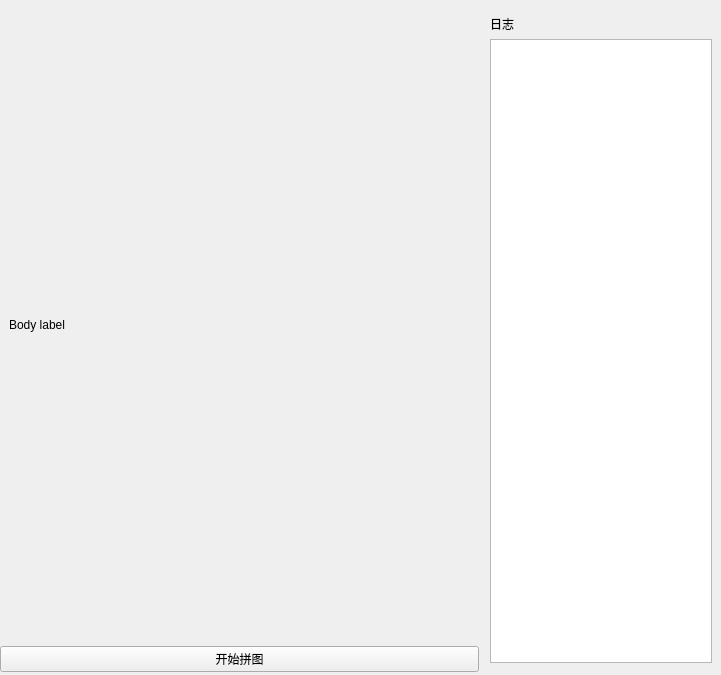
Old version of the form app/ui/additional_features_interface.ui in the repository LaoZhuJackson/SnowbreakAutoAssistant.
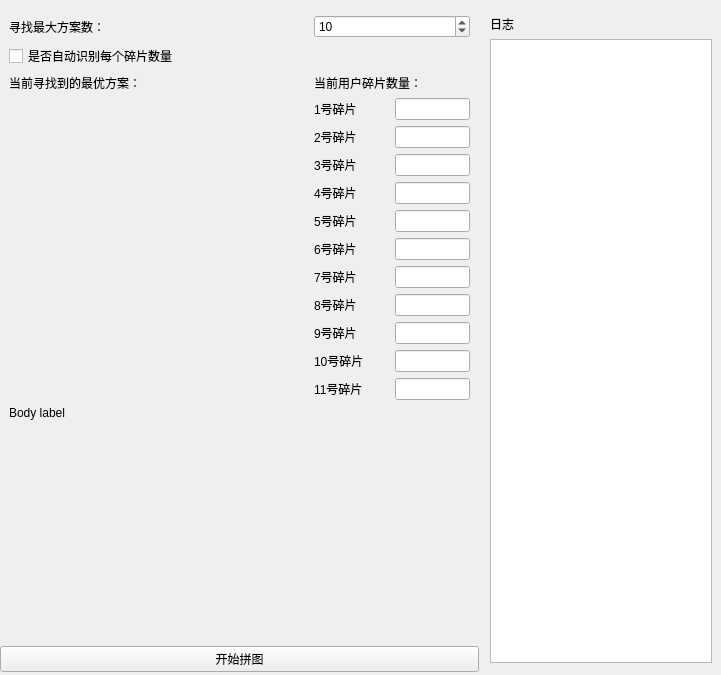
New version of the form. Custom widgets are drawn as their Qt base class.

Commit message: 实现自动识别更新信源解析碎片数量，实现方案评分，最优方案展示

What changed in the file:
```diff
--- a/app/ui/additional_features_interface.ui
+++ b/app/ui/additional_features_interface.ui
@@ -351,14 +351,191 @@
                 </property>
                 <item row="0" column="0">
                     <widget class="SimpleCardWidget" name="SimpleCardWidget_jigsaw">
-                        <layout class="QGridLayout" name="gridLayout_10">
-                            <item row="0" column="0">
+                        <layout class="QGridLayout" name="gridLayout_10" columnstretch="4,1,1">
+                            <item row="13" column="2">
+                                <widget class="LineEdit" name="LineEdit_jigsaw_piece_11"/>
+                            </item>
+                            <item row="0" column="1" colspan="2">
+                                <widget class="SpinBox" name="SpinBox_max_solutions">
+                                    <property name="minimum">
+                                        <number>1</number>
+                                    </property>
+                                    <property name="maximum">
+                                        <number>200</number>
+                                    </property>
+                                    <property name="value">
+                                        <number>10</number>
+                                    </property>
+                                </widget>
+                            </item>
+                            <item row="14" column="0" colspan="3">
                                 <widget class="BodyLabel" name="BodyLabel_tip_jigsaw">
                                     <property name="text">
                                         <string>Body label</string>
                                     </property>
                                     <property name="textFormat">
                                         <enum>Qt::MarkdownText</enum>
+                                    </property>
+                                    <property name="wordWrap">
+                                        <bool>true</bool>
+                                    </property>
+                                </widget>
+                            </item>
+                            <item row="3" column="0" rowspan="11">
+                                <widget class="PixmapLabel" name="PixmapLabel_best_solution">
+                                    <property name="minimumSize">
+                                        <size>
+                                            <width>250</width>
+                                            <height>200</height>
+                                        </size>
+                                    </property>
+                                </widget>
+                            </item>
+                            <item row="0" column="0">
+                                <widget class="BodyLabel" name="BodyLabel_3">
+                                    <property name="text">
+                                        <string>寻找最大方案数：</string>
+                                    </property>
+                                </widget>
+                            </item>
+                            <item row="12" column="1">
+                                <widget class="BodyLabel" name="BodyLabel_19">
+                                    <property name="text">
+                                        <string>10号碎片</string>
+                                    </property>
+                                </widget>
+                            </item>
+                            <item row="11" column="1">
+                                <widget class="BodyLabel" name="BodyLabel_18">
+                                    <property name="text">
+                                        <string>9号碎片</string>
+                                    </property>
+                                </widget>
+                            </item>
+                            <item row="11" column="2">
+                                <widget class="LineEdit" name="LineEdit_jigsaw_piece_9"/>
+                            </item>
+                            <item row="10" column="1">
+                                <widget class="BodyLabel" name="BodyLabel_17">
+                                    <property name="text">
+                                        <string>8号碎片</string>
+                                    </property>
+                                </widget>
+                            </item>
+                            <item row="3" column="1">
+                                <widget class="BodyLabel" name="BodyLabel_10">
+                                    <property name="text">
+                                        <string>1号碎片</string>
+                                    </property>
+                                </widget>
+                            </item>
+                            <item row="6" column="2">
+                                <widget class="LineEdit" name="LineEdit_jigsaw_piece_4"/>
+                            </item>
+                            <item row="5" column="2">
+                                <widget class="LineEdit" name="LineEdit_jigsaw_piece_3"/>
+                            </item>
+                            <item row="13" column="1">
+                                <widget class="BodyLabel" name="BodyLabel_20">
+                                    <property name="text">
+                                        <string>11号碎片</string>
+                                    </property>
+                                </widget>
+                            </item>
+                            <item row="15" column="0">
+                                <spacer name="verticalSpacer_5">
+                                    <property name="orientation">
+                                        <enum>Qt::Vertical</enum>
+                                    </property>
+                                    <property name="sizeHint" stdset="0">
+                                        <size>
+                                            <width>20</width>
+                                            <height>40</height>
+                                        </size>
+                                    </property>
+                                </spacer>
+                            </item>
+                            <item row="3" column="2">
+                                <widget class="LineEdit" name="LineEdit_jigsaw_piece_1"/>
+                            </item>
+                            <item row="2" column="0">
+                                <widget class="BodyLabel" name="BodyLabel_8">
+                                    <property name="text">
+                                        <string>当前寻找到的最优方案：</string>
+                                    </property>
+                                </widget>
+                            </item>
+                            <item row="4" column="1">
+                                <widget class="BodyLabel" name="BodyLabel_11">
+                                    <property name="text">
+                                        <string>2号碎片</string>
+                                    </property>
+                                </widget>
+                            </item>
+                            <item row="7" column="2">
+                                <widget class="LineEdit" name="LineEdit_jigsaw_piece_5"/>
+                            </item>
+                            <item row="4" column="2">
+                                <widget class="LineEdit" name="LineEdit_jigsaw_piece_2"/>
+                            </item>
+                            <item row="5" column="1">
+                                <widget class="BodyLabel" name="BodyLabel_12">
+                                    <property name="text">
+                                        <string>3号碎片</string>
+                                    </property>
+                                </widget>
+                            </item>
+                            <item row="8" column="2">
+                                <widget class="LineEdit" name="LineEdit_jigsaw_piece_6"/>
+                            </item>
+                            <item row="9" column="2">
+                                <widget class="LineEdit" name="LineEdit_jigsaw_piece_7"/>
+                            </item>
+                            <item row="6" column="1">
+                                <widget class="BodyLabel" name="BodyLabel_13">
+                                    <property name="text">
+                                        <string>4号碎片</string>
+                                    </property>
+                                </widget>
+                            </item>
+                            <item row="9" column="1">
+                                <widget class="BodyLabel" name="BodyLabel_16">
+                                    <property name="text">
+                                        <string>7号碎片</string>
+                                    </property>
+                                </widget>
+                            </item>
+                            <item row="7" column="1">
+                                <widget class="BodyLabel" name="BodyLabel_14">
+                                    <property name="text">
+                                        <string>5号碎片</string>
+                                    </property>
+                                </widget>
+                            </item>
+                            <item row="8" column="1">
+                                <widget class="BodyLabel" name="BodyLabel_15">
+                                    <property name="text">
+                                        <string>6号碎片</string>
+                                    </property>
+                                </widget>
+                            </item>
+                            <item row="10" column="2">
+                                <widget class="LineEdit" name="LineEdit_jigsaw_piece_8"/>
+                            </item>
+                            <item row="12" column="2">
+                                <widget class="LineEdit" name="LineEdit_jigsaw_piece_10"/>
+                            </item>
+                            <item row="2" column="1" colspan="2">
+                                <widget class="BodyLabel" name="BodyLabel_9">
+                                    <property name="text">
+                                        <string>当前用户碎片数量：</string>
+                                    </property>
+                                </widget>
+                            </item>
+                            <item row="1" column="0" colspan="3">
+                                <widget class="CheckBox" name="CheckBox_auto_update_pieces_num">
+                                    <property name="text">
+                                        <string>是否自动识别每个碎片数量</string>
                                     </property>
                                 </widget>
                             </item>
```
The commit also changes 19 other files.
